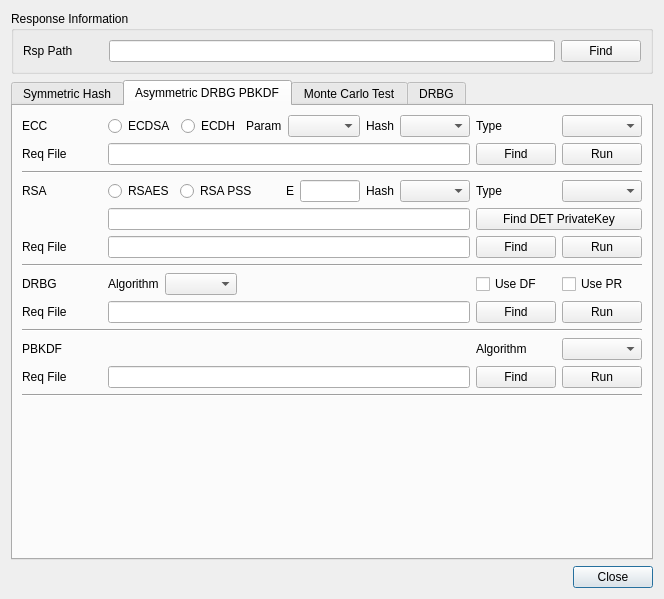
Before: the Qt Designer form BerEditor/cavp_dlg.ui in jykim74/BerEditor, drawn with Qt 5.
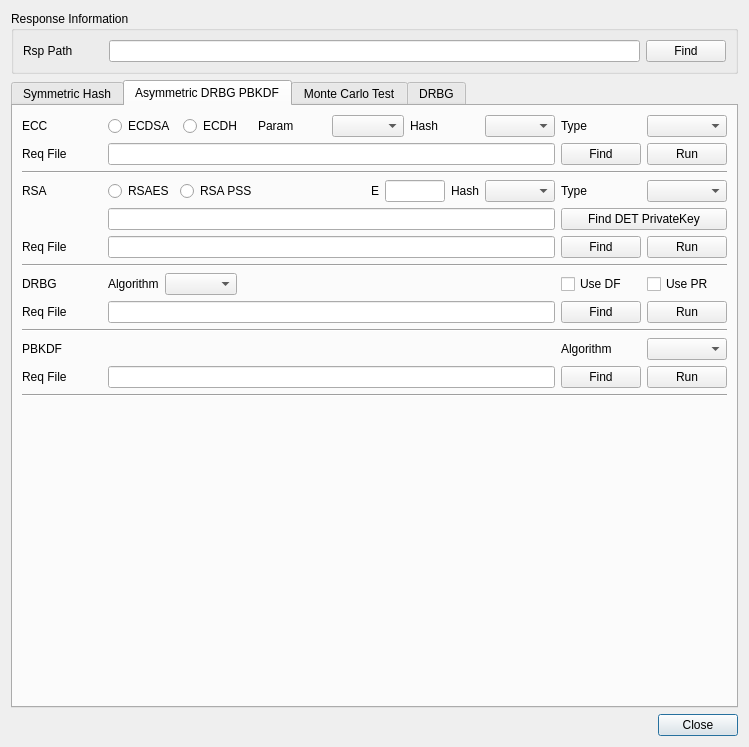
After: the same form once the commit is applied. The open tabs and pages were chosen to show the change.

Commit message: CAVP 메세지 작업

The edit to the form file:
```diff
--- a/BerEditor/cavp_dlg.ui
+++ b/BerEditor/cavp_dlg.ui
@@ -6,8 +6,8 @@
    <rect>
     <x>0</x>
     <y>0</y>
-    <width>664</width>
-    <height>578</height>
+    <width>749</width>
+    <height>747</height>
    </rect>
   </property>
   <property name="windowTitle">
```
Left out of the diff: 6 changed lines with no effect on the pictures. The commit also changes 2 other files.
